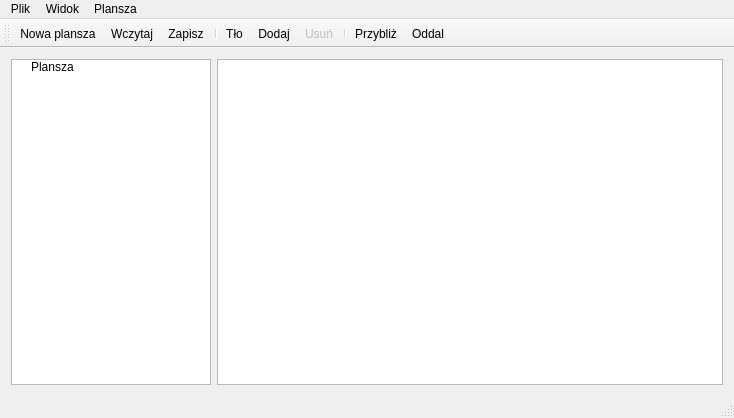
Above: edytor/MainWindow.ui from arturo182/BattleTanks before the change. Below: the same form after it.
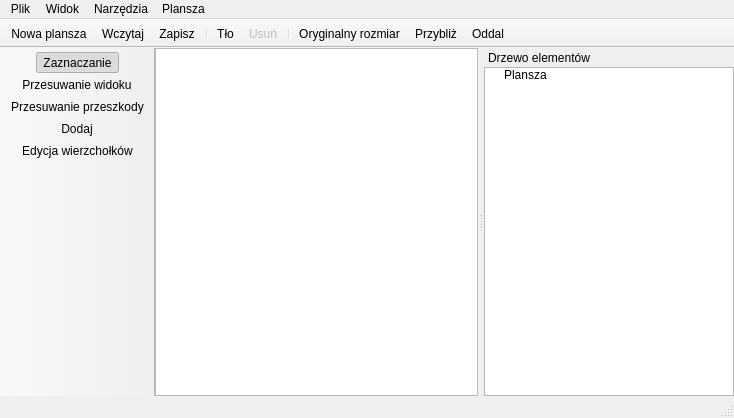
That is the form after the change. Icons and pictures are not drawn.

Commit message: Więcej pracy nad edytorem:   - Przybliżanie   - Przesuwanie widoku   - Przesuwanie przeszkód   - Dodawanie przeszkód   - Dodawanie i usuwanie wierzchołków

Diff of the .ui file:
```diff
--- a/edytor/MainWindow.ui
+++ b/edytor/MainWindow.ui
@@ -15,35 +15,12 @@
   </property>
   <widget class="QWidget" name="centralWidget">
    <layout class="QGridLayout" name="gridLayout">
+    <property name="margin">
+     <number>0</number>
+    </property>
     <item row="0" column="1">
      <widget class="QGraphicsView" name="graphicsView"/>
     </item>
-    <item row="0" column="0">
-     <widget class="QTreeWidget" name="treeWidget">
-      <property name="maximumSize">
-       <size>
-        <width>200</width>
-        <height>16777215</height>
-       </size>
-      </property>
-      <property name="indentation">
-       <number>16</number>
-      </property>
-      <property name="headerHidden">
-       <bool>true</bool>
-      </property>
-      <column>
-       <property name="text">
-        <string>1</string>
-       </property>
-      </column>
-      <item>
-       <property name="text">
-        <string>Plansza</string>
-       </property>
-      </item>
-     </widget>
-    </item>
    </layout>
   </widget>
   <widget class="QMenuBar" name="menuBar">
@@ -81,11 +58,24 @@
     <addaction name="actionPrzybliz"/>
     <addaction name="actionOddal"/>
    </widget>
+   <widget class="QMenu" name="menuNarzedzia">
+    <property name="title">
+     <string>Narzędzia</string>
+    </property>
+    <addaction name="actionZaznaczanie"/>
+    <addaction name="actionPrzesuwanieWidoku"/>
+    <addaction name="actionPrzesuwanie"/>
+    <addaction name="actionEdycjaWierzcholkow"/>
+   </widget>
    <addaction name="menuPlik"/>
    <addaction name="menuWidok"/>
+   <addaction name="menuNarzedzia"/>
    <addaction name="menuPlansza"/>
   </widget>
   <widget class="QToolBar" name="mainToolBar">
+   <property name="movable">
+    <bool>false</bool>
+   </property>
    <property name="iconSize">
     <size>
      <width>16</width>
@@ -103,13 +93,88 @@
    <addaction name="actionZapisz"/>
    <addaction name="separator"/>
    <addaction name="actionTlo"/>
-   <addaction name="actionDodaj"/>
    <addaction name="actionUsun"/>
    <addaction name="separator"/>
+   <addaction name="actionOryginalnyRozmiar"/>
    <addaction name="actionPrzybliz"/>
    <addaction name="actionOddal"/>
   </widget>
   <widget class="QStatusBar" name="statusBar"/>
+  <widget class="QToolBar" name="toolBar">
+   <property name="windowTitle">
+    <string>toolBar</string>
+   </property>
+   <property name="movable">
+    <bool>false</bool>
+   </property>
+   <property name="iconSize">
+    <size>
+     <width>16</width>
+     <height>16</height>
+    </size>
+   </property>
+   <attribute name="toolBarArea">
+    <enum>LeftToolBarArea</enum>
+   </attribute>
+   <attribute name="toolBarBreak">
+    <bool>false</bool>
+   </attribute>
+   <addaction name="actionZaznaczanie"/>
+   <addaction name="actionPrzesuwanieWidoku"/>
+   <addaction name="actionPrzesuwanie"/>
+   <addaction name="actionDodaj"/>
+   <addaction name="actionEdycjaWierzcholkow"/>
+  </widget>
+  <widget class="QDockWidget" name="dockWidget">
+   <property name="maximumSize">
+    <size>
+     <width>250</width>
+     <height>524287</height>
+    </size>
+   </property>
+   <property name="floating">
+    <bool>false</bool>
+   </property>
+   <property name="features">
+    <set>QDockWidget::DockWidgetMovable</set>
+   </property>
+   <property name="allowedAreas">
+    <set>Qt::LeftDockWidgetArea|Qt::RightDockWidgetArea</set>
+   </property>
+   <property name="windowTitle">
+    <string>Drzewo elementów</string>
+   </property>
+   <attribute name="dockWidgetArea">
+    <number>2</number>
+   </attribute>
+   <widget class="QWidget" name="dockWidgetContents">
+    <layout class="QGridLayout" name="gridLayout_2">
+     <property name="margin">
+      <number>0</number>
+     </property>
+     <item row="0" column="0">
+      <widget class="QTreeWidget" name="treeWidget">
+       <property name="indentation">
+        <number>16</number>
+       </property>
+       <property name="headerHidden">
+        <bool>true</bool>
+       </property>
+       <column>
+        <property name="text">
+         <string>1</string>
+        </property>
+       </column>
+       <item>
+        <property name="text">
+         <string>Plansza</string>
+        </property>
+       </item>
+      </widget>
+     </item>
+    </layout>
+   </widget>
+  </widget>
   <action name="actionWczytaj">
    <property name="icon">
     <iconset resource="res.qrc">
@@ -205,6 +270,98 @@
    <property name="text">
     <string>Oddal</string>
    </property>
+   <property name="shortcut">
+    <string>Ctrl+-</string>
+   </property>
+  </action>
+  <action name="actionPrzesuwanie">
+   <property name="checkable">
+    <bool>true</bool>
+   </property>
+   <property name="icon">
+    <iconset resource="res.qrc">
+     <normaloff>:/ikony/arrow_nsew.png</normaloff>:/ikony/arrow_nsew.png</iconset>
+   </property>
+   <property name="text">
+    <string>Przesuwanie przeszkody</string>
+   </property>
+   <property name="toolTip">
+    <string>Przesuwanie</string>
+   </property>
+   <property name="shortcut">
+    <string>Ctrl+3</string>
+   </property>
+  </action>
+  <action name="actionEdycjaWierzcholkow">
+   <property name="checkable">
+    <bool>true</bool>
+   </property>
+   <property name="icon">
+    <iconset resource="res.qrc">
+     <normaloff>:/ikony/shape_handles.png</normaloff>:/ikony/shape_handles.png</iconset>
+   </property>
+   <property name="text">
+    <string>Edycja wierzchołków</string>
+   </property>
+   <property name="toolTip">
+    <string>Edycja wierzchołków</string>
+   </property>
+   <property name="shortcut">
+    <string>Ctrl+4</string>
+   </property>
+  </action>
+  <action name="actionZaznaczanie">
+   <property name="checkable">
+    <bool>true</bool>
+   </property>
+   <property name="checked">
+    <bool>true</bool>
+   </property>
+   <property name="icon">
+    <iconset resource="res.qrc">
+     <normaloff>:/ikony/cursor.png</normaloff>:/ikony/cursor.png</iconset>
+   </property>
+   <property name="text">
+    <string>Zaznaczanie</string>
+   </property>
+   <property name="toolTip">
+    <string>Zaznaczanie</string>
+   </property>
+   <property name="shortcut">
+    <string>Ctrl+1</string>
+   </property>
+  </action>
+  <action name="actionPrzesuwanieWidoku">
+   <property name="checkable">
+    <bool>true</bool>
+   </property>
+   <property name="icon">
+    <iconset resource="res.qrc">
+     <normaloff>:/ikony/hand.png</normaloff>:/ikony/hand.png</iconset>
+   </property>
+   <property name="text">
+    <string>Przesuwanie widoku</string>
+   </property>
+   <property name="shortcut">
+    <string>Ctrl+2</string>
+   </property>
+  </action>
+  <action name="actionZapiszJako">
+   <property name="text">
+    <string>Zapisz jako...</string>
+   </property>
+  </action>
+  <action name="actionOryginalnyRozmiar">
+   <property name="icon">
+    <iconset resource="res.qrc">
+     <normaloff>:/ikony/zoom_actual.png</normaloff>:/ikony/zoom_actual.png</iconset>
+   </property>
+   <property name="text">
+    <string>Oryginalny rozmiar</string>
+   </property>
+   <property name="shortcut">
+    <string>Ctrl+0</string>
+   </property>
   </action>
  </widget>
  <layoutdefault spacing="6" margin="11"/>
```
Left out of the diff: 21 changed lines with no effect on the pictures. The commit also changes 13 other files.
